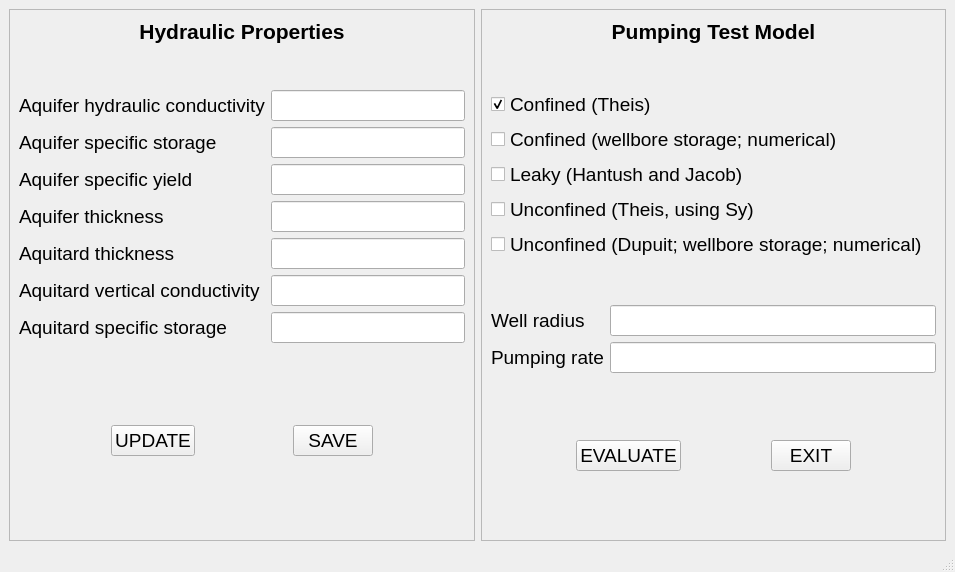
Old version of the form pumping_test_interface.ui in the repository NumericalEnvironmental/Pumping_Test_Interpretation_with_Python.
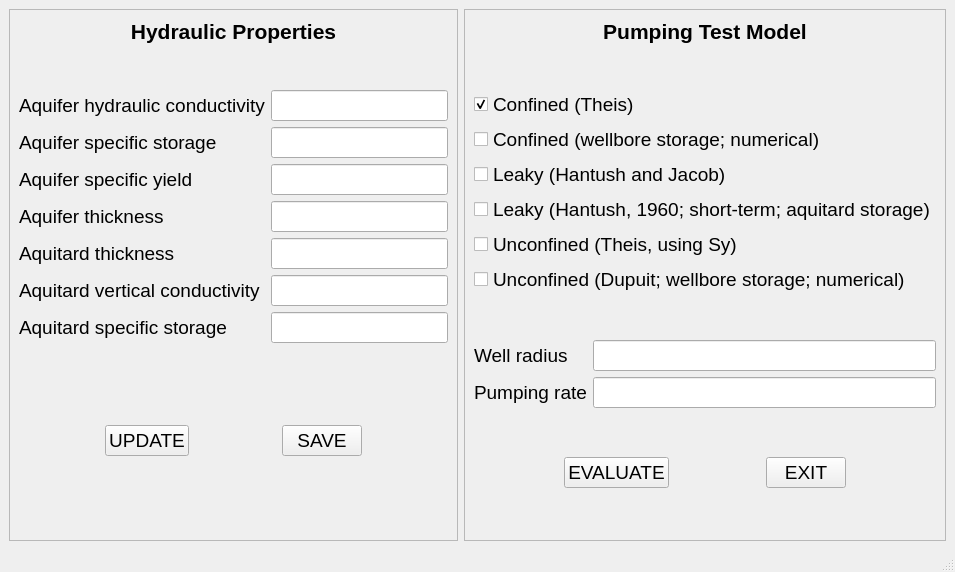
New version of the form.

Diff of the .ui file:
```diff
--- a/pumping_test_interface.ui
+++ b/pumping_test_interface.ui
@@ -399,6 +399,18 @@
                  </property>
                 </widget>
                </item>
+               <item>
+                <widget class="QCheckBox" name="checkShortStor">
+                 <property name="font">
+                  <font>
+                   <pointsize>14</pointsize>
+                  </font>
+                 </property>
+                 <property name="text">
+                  <string>Leaky (Hantush, 1960; short-term; aquitard storage)</string>
+                 </property>
+                </widget>
+               </item>
                <item>
                 <widget class="QCheckBox" name="checkTheisUnconf">
                  <property name="font">
```
